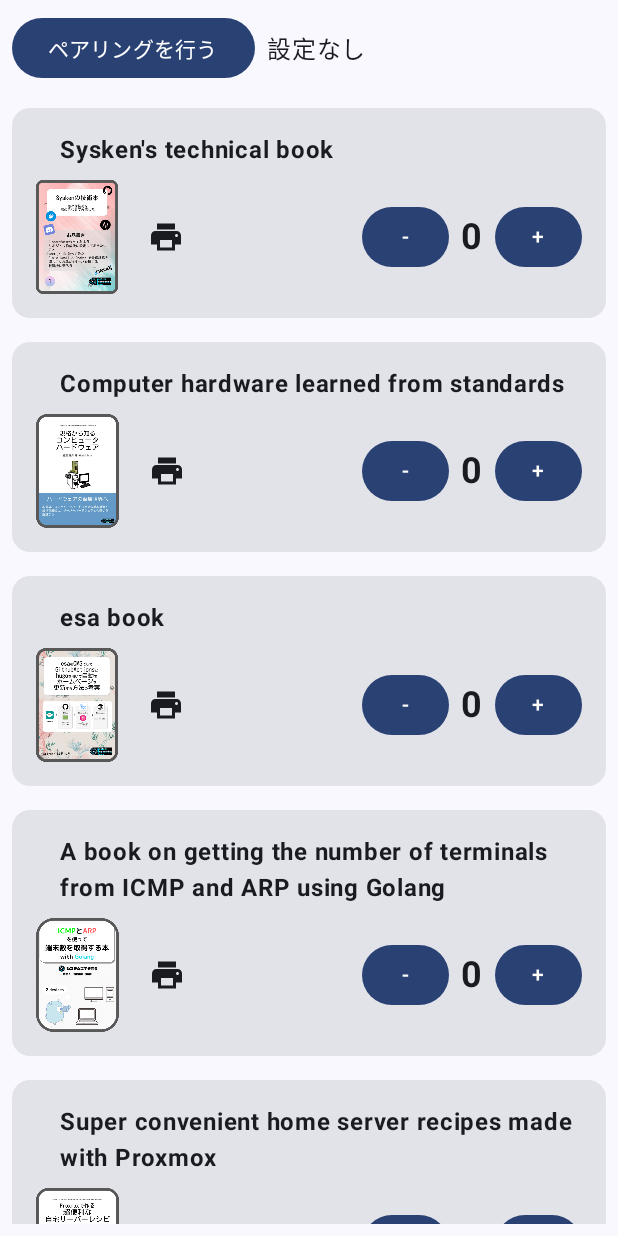
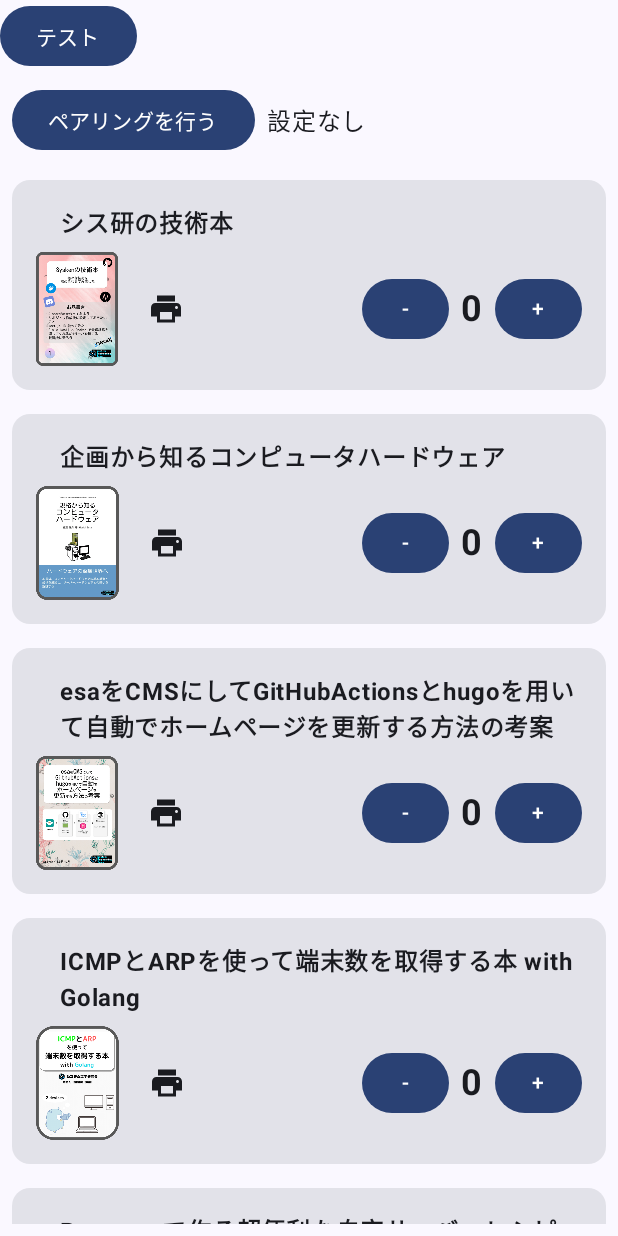
Before and after one commit to harutiro/DownloadCardPrint, an Android app built with Jetpack Compose: the screen it shows after launch (MainActivity), on a phone screen of 412 x 824 dp. Run offline under Robolectric (Android 15) with nearby library versions, the phone set to English and light mode, and no system bars; 1 statement that could not run was skipped.

Commit message:
update: とりあえず日本語対応を行った。

```diff
--- a/app/src/main/java/net/harutiro/downloadcardprint/core/entity/DownloadCard.kt
+++ b/app/src/main/java/net/harutiro/downloadcardprint/core/entity/DownloadCard.kt
@@ -13,59 +13,59 @@ data class DownloadCard(
 
 val DOWNLOAD_CARDS = listOf(
     DownloadCard(
-        title = "Sysken's technical book",
+        title = "シス研の技術本",
         thumbnail = R.drawable.sysken_book,
         password = "kadai^yaritakunai#sysken",
         downloadUrl = "https://sysken.booth.pm/items/5235288",
-        circle = "System Engineering Team",
+        circle = "システム工学研究会",
         id = "1"
     ),
     DownloadCard(
-        title = "Computer hardware learned from standards",
+        title = "企画から知るコンピュータハードウェア",
         thumbnail = R.drawable.hardware_book,
         password = "sysken@peguin#hogehoge",
         downloadUrl = "https://sysken.booth.pm/items/5234962",
-        circle = "Luciano Lab",
+        circle = "Luciano研究所",
         id = "2"
     ),
     DownloadCard(
-        title = "esa book",
+        title = "esaをCMSにしてGitHubActionsとhugoを用いて自動でホームページを更新する方法の考案",
         thumbnail = R.drawable.esa_book,
         password = "piyopiyo!sysken#choco",
         downloadUrl = "https://sysken.booth.pm/items/5235271",
-        circle = "System Engineering Team",
+        circle = "システム工学研究会",
         id = "3"
     ),
     DownloadCard(
-        title = "A book on getting the number of terminals from ICMP and ARP using Golang",
+        title = "ICMPとARPを使って端末数を取得する本 with Golang",
         thumbnail = R.drawable.arp_book,
         password = "icmp@arp#ping\$www",
         downloadUrl = "https://sysken.booth.pm/items/5282358",
-        circle = "System Engineering Team",
+        circle = "システム工学研究会",
         id = "4"
     ),
     DownloadCard(
-        title = "Super convenient home server recipes made with Proxmox",
+        title = "Proxmoxで作る超便利な自宅サーバーレシピ",
         thumbnail = R.drawable.proxmox_book,
         password = "proxmox@benri#sugoi",
         downloadUrl = "https://sysken.booth.pm/items/5730612",
-        circle = "Luciano Lab",
+        circle = "Luciano研究所",
         id = "5"
     ),
     DownloadCard(
-        title = "Google search and error resolution methods - Use generation AI too!",
+        title = "Google検索及びエラーの解決方法　生成AIも活用使用！　これは本と言い張る版",
         thumbnail = R.drawable.google_search_book,
         password = "google@chatgpt#thisbook",
         downloadUrl = "https://sysken.booth.pm/items/5730620",
-        circle = "System Engineering Team",
+        circle = "システム工学研究会",
         id = "6"
     ),
     DownloadCard(
-        title = "A design escape route taken by a Nondezainer programmer.",
+        title = "のんでざいなーのプログラマーによる、デザインのにげかた。これは本と言い張る版",
         thumbnail = R.drawable.design_book,
         password = "design\$is@kantan",
         downloadUrl = "https://sysken.booth.pm/items/5730626",
-        circle = "System Engineering Team",
+        circle = "システム工学研究会",
         id = "7"
     ),
 )
--- a/app/src/main/java/net/harutiro/downloadcardprint/core/presenter/HomePage.kt
+++ b/app/src/main/java/net/harutiro/downloadcardprint/core/presenter/HomePage.kt
@@ -48,11 +48,11 @@ fun HomePage(
     ) { innerPadding ->
         Column {
 
-//            Button(onClick = {
-//                homepageViewmodel.printTest()
-//            }){
-//                Text("テスト")
-//            }
+            Button(onClick = {
+                homepageViewmodel.printTest()
+            }){
+                Text("テスト")
+            }
 
             PairingSetting(
                 onPairing = {
```
Also changed, not shown: app/src/main/java/net/harutiro/downloadcardprint/features/printer/Repository/PrinterRepository.kt (+43 -9 lines), app/src/main/java/net/harutiro/downloadcardprint/features/printer/utils/PrintUtils.kt (+38 -0 lines).
